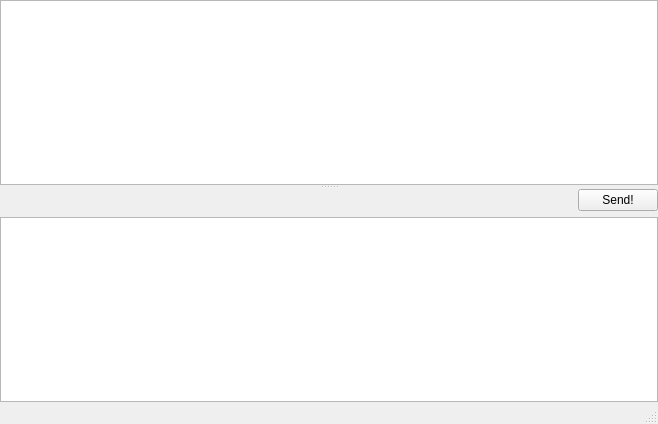
First picture: the form in lanchat/chat_window.ui, repository master-gekus/lanchat, before the edit.
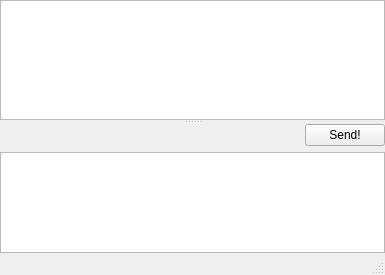
Second picture: the form after the edit.

Commit message:
DESIGN: Chat windows management
Creating/destroying/position saving, etc.

The edit to the form file:
```diff
--- a/lanchat/chat_window.ui
+++ b/lanchat/chat_window.ui
@@ -6,8 +6,8 @@
    <rect>
     <x>0</x>
     <y>0</y>
-    <width>658</width>
-    <height>424</height>
+    <width>385</width>
+    <height>275</height>
    </rect>
   </property>
   <property name="windowTitle">
@@ -48,6 +48,12 @@
         </property>
         <item>
          <widget class="QTreeWidget" name="listHistory">
+          <property name="minimumSize">
+           <size>
+            <width>270</width>
+            <height>120</height>
+           </size>
+          </property>
           <property name="rootIsDecorated">
            <bool>false</bool>
           </property>
@@ -122,7 +128,14 @@
          </widget>
         </item>
         <item>
-         <widget class="QPlainTextEdit" name="editMessage"/>
+         <widget class="QPlainTextEdit" name="editMessage">
+          <property name="minimumSize">
+           <size>
+            <width>0</width>
+            <height>40</height>
+           </size>
+          </property>
+         </widget>
         </item>
        </layout>
       </widget>
```
Left out of the diff: 5 changed lines with no effect on the pictures. The commit also changes 4 other files.
